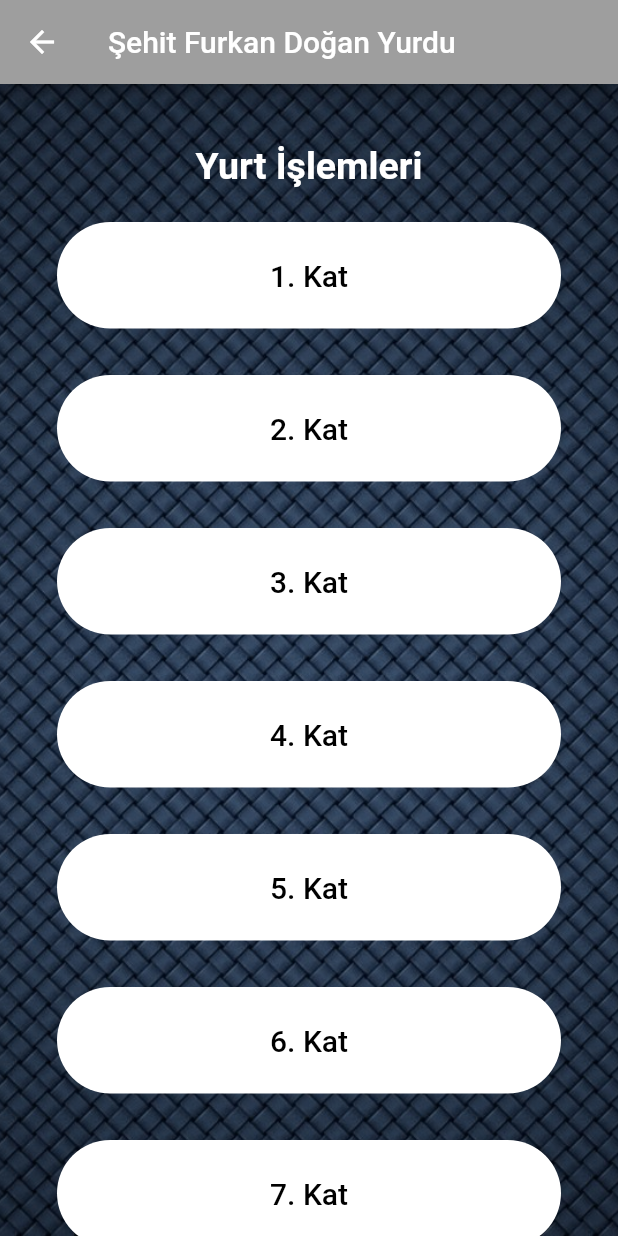
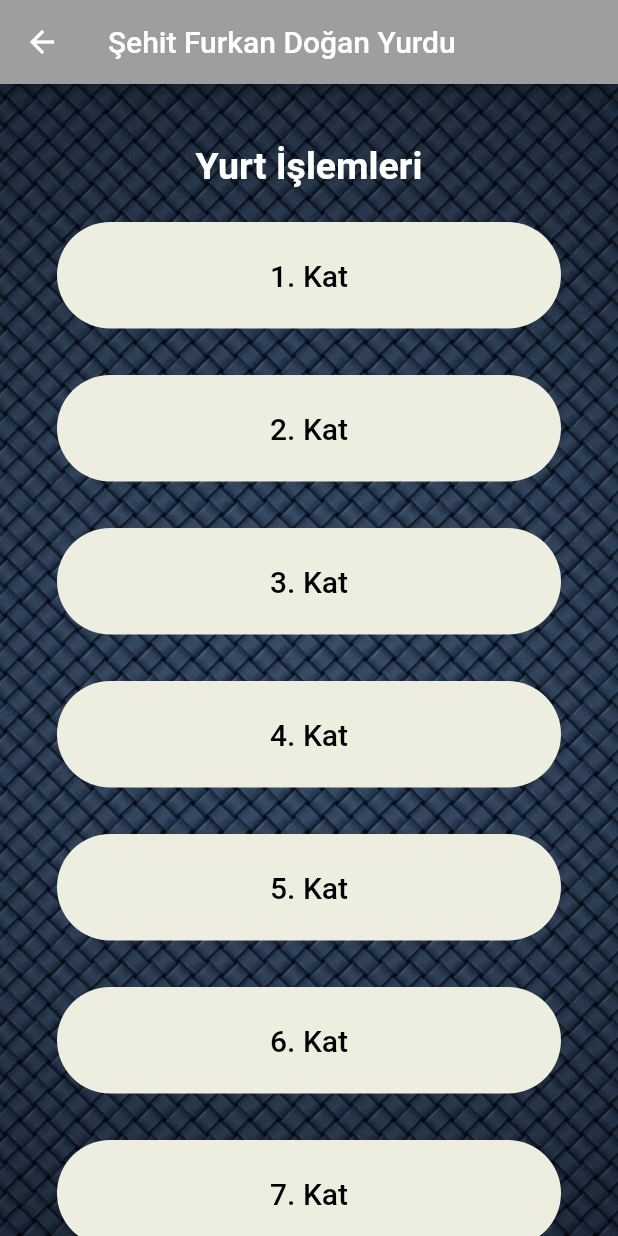
Before and after one commit to memin745/Flutter_Yurt, a Flutter app: the YurtIslemleriPage screen opened directly, after a tap on "Kat Planları", on a phone screen of 412 x 824 dp. Run offline on Flutter 3.47's test engine with Material 2 defaults, Android fonts, the phone set to English and light mode, and no system bars; our stand-ins replace carousel_pro.

Commit message:
renk düzeltme

```diff
--- a/lib/YurtIslemleri/YurtIslemleri.dart
+++ b/lib/YurtIslemleri/YurtIslemleri.dart
@@ -45,7 +45,7 @@ class _YurtIslemleriPageState extends State<YurtIslemleriPage> {
             ),
             Container(
               margin: EdgeInsets.only(top: 15),
-              decoration: BoxDecoration(color: Colors.white,borderRadius: BorderRadius.circular(69)),
+              decoration: BoxDecoration(color: Color(0xFFeeeee0),borderRadius: BorderRadius.circular(69)),
               width: size.width * 0.81,
               height: size.height * 0.10,
               child: TextButton(onPressed: () => Navigator.pushReplacement(
@@ -57,7 +57,7 @@ class _YurtIslemleriPageState extends State<YurtIslemleriPage> {
             ),
             Container(
               margin: EdgeInsets.only(top: 15),
-              decoration: BoxDecoration(color: Colors.white,borderRadius: BorderRadius.circular(69)),
+              decoration: BoxDecoration(color: Color(0xFFeeeee0),borderRadius: BorderRadius.circular(69)),
               width: size.width * 0.81,
               height: size.height * 0.10,
               child: TextButton(onPressed: () => Navigator.pushReplacement(
@@ -69,7 +69,7 @@ class _YurtIslemleriPageState extends State<YurtIslemleriPage> {
             ),
             Container(
               margin: EdgeInsets.only(top: 15),
-              decoration: BoxDecoration(color: Colors.white,borderRadius: BorderRadius.circular(69)),
+              decoration: BoxDecoration(color: Color(0xFFeeeee0),borderRadius: BorderRadius.circular(69)),
               width: size.width * 0.81,
               height: size.height * 0.10,
               child: TextButton(onPressed: () => Navigator.pushReplacement(
--- a/lib/YurtIslemleri/katlar.dart
+++ b/lib/YurtIslemleri/katlar.dart
@@ -101,7 +101,7 @@ Widget Katlar(String title,context){
     children: [
       Container(
                   margin: EdgeInsets.only(top: 15),
-                  decoration: BoxDecoration(color: Colors.white,borderRadius: BorderRadius.circular(69)),
+                  decoration: BoxDecoration(color: Color(0xFFeeeee0),borderRadius: BorderRadius.circular(69)),
                   width: 336,
                   height: 71,
                   child: TextButton(onPressed: () => Navigator.pushReplacement(
--- a/lib/YurtIslemleri/odalar.dart
+++ b/lib/YurtIslemleri/odalar.dart
@@ -95,7 +95,7 @@ Widget odalar(String title) {
     width: 340,
     height: 90,
     decoration: BoxDecoration(
-        color: Color(0xFFD9D9D9), borderRadius: BorderRadius.circular(69)),
+        color: Color(0xFFeeeee0), borderRadius: BorderRadius.circular(69)),
     child: Column(children: [
       Container(
         width: 340,
--- a/lib/profil/izinislemleri.dart
+++ b/lib/profil/izinislemleri.dart
@@ -97,7 +97,7 @@ class _IzinIslemleriPageState extends State<IzinIslemleriPage> {
 Widget IzinIslemleri(String title,context){ Size size = MediaQuery.of(context).size;
 return Container(
               margin: EdgeInsets.only(top: 20),
-              decoration: BoxDecoration(borderRadius: BorderRadius.circular(15),color: Colors.white),
+              decoration: BoxDecoration(borderRadius: BorderRadius.circular(15),color: Color(0xFFeeeee0)),
               width: 200,
               height: 50,
               child: TextButton(
--- a/lib/profil/yurtfaaliyetleri.dart
+++ b/lib/profil/yurtfaaliyetleri.dart
@@ -98,7 +98,7 @@ Widget YurtFaaliyetleri(String title , context){
   return Container(
 
               margin: EdgeInsets.only(top: 20),
-              decoration: BoxDecoration(borderRadius: BorderRadius.circular(15),color: Colors.white),
+              decoration: BoxDecoration(borderRadius: BorderRadius.circular(15),color: Color(0xFFeeeee0)),
               width: 200,
               height: 50,
               child: TextButton(onPressed: () => {},
```
